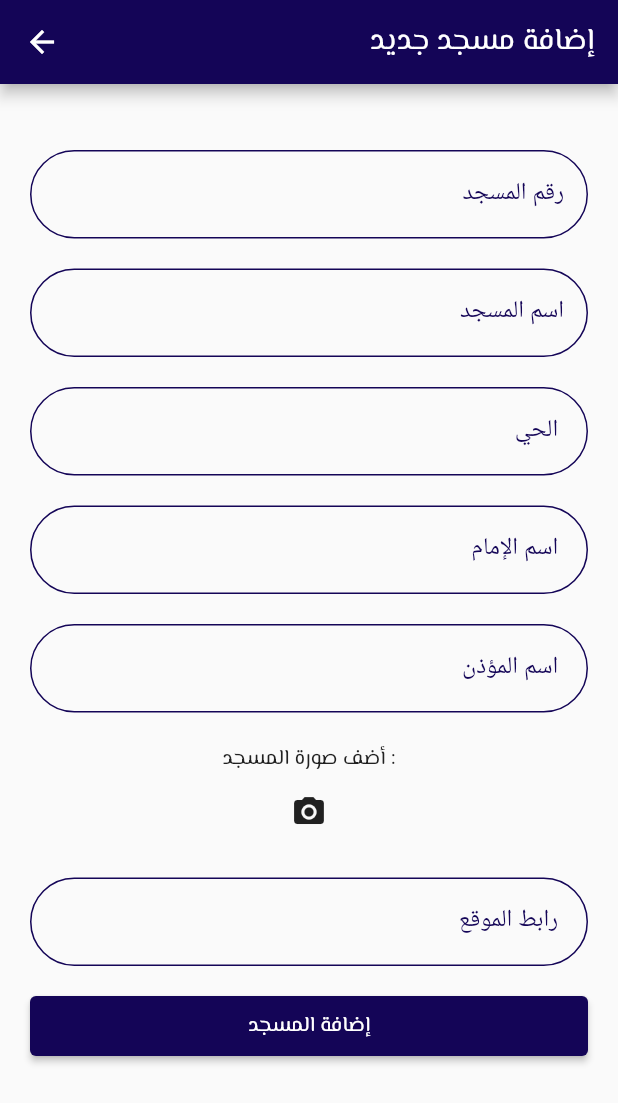
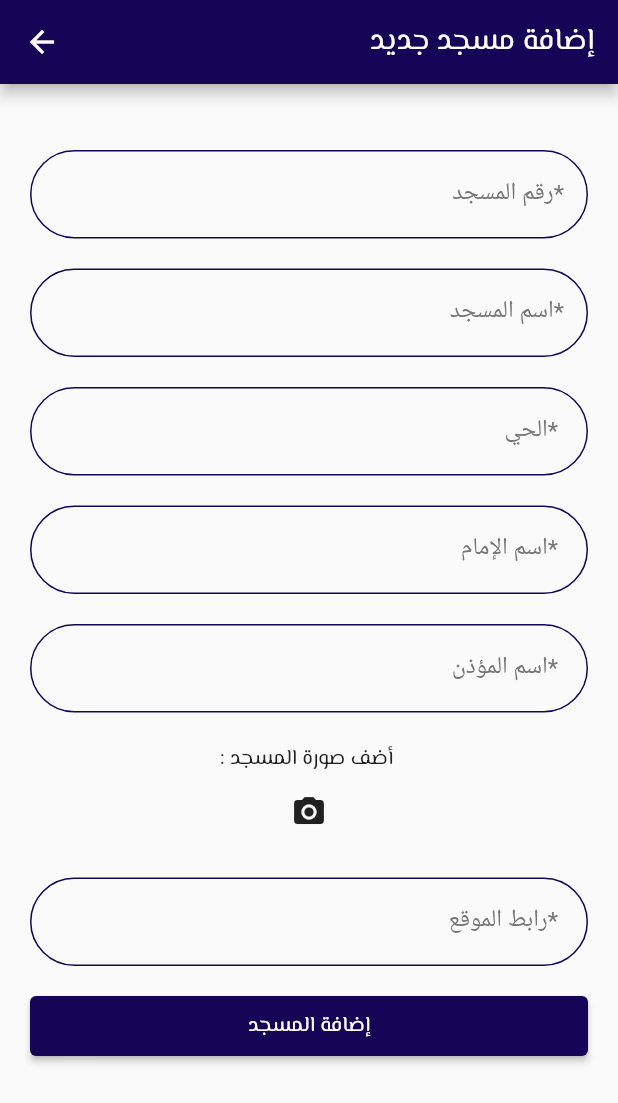
Before and after one commit to NoufAlsadhan/2023-GP1-3, a Flutter app: the AdminPage screen opened directly, after a tap on "إضافة مسجد", on a phone screen of 412 x 824 dp. Shown: the top 1103 px of the screen. Run offline on Flutter 3.47's test engine with Material 2 defaults, Android fonts, the phone set to English and light mode, and no system bars; our stand-ins replace cloud_firestore, firebase_auth, firebase_core, firebase_storage, google_maps_flutter, image_picker and 1 more; missing offline and left inert: flutter_sms; accounts and stored records are empty; network calls fail.

Commit message:
Add Mosque done

```diff
--- a/mehrab/lib/AddMosque.dart
+++ b/mehrab/lib/AddMosque.dart
@@ -34,7 +34,6 @@ class AddMosque extends StatefulWidget {
 
 
 class _AddMosqueState extends State<AddMosque> {
-//Sending sms with creditials
   final _controller = TextEditingController();
 
 
@@ -42,6 +41,8 @@ class _AddMosqueState extends State<AddMosque> {
 void initState() {
     super.initState();
     CollectionReference collectionRef = FirebaseFirestore.instance.collection('Mosque');
+    late Stream<QuerySnapshot> _stream;
+    _stream = collectionRef.snapshots();
     _Mosquenum.text = ''; //1
     _MosqueNameController.text = ''; //2
     _District.text = ''; //3
@@ -51,12 +52,17 @@ void initState() {
   _MosqueImage.text = ''; //7
   }
 
-//collectionRef.add(dataToSave);
+
   bool _visible = false;
+  bool _visible2 = false;
   var numberErrorMessageI = '';
   var ImageErrorMessage='';
+    var UrlErrorMessage='';
+    var MosqueNameErrorMessage='';
   //var validNumErrorMessage ='';
     var validNum = true;
+    var validUrl = true;
+    var validMname = true;
 
 
 
@@ -87,13 +93,7 @@ void initState() {
               backgroundColor: Color.fromARGB(255, 20, 5, 87),
             ),
 
-            /*body: Container(
-              decoration: BoxDecoration(
-                image: DecorationImage(
-                  image: AssetImage("images/background2.jpg"),
-                  fit: BoxFit.cover,
-                ),
-              ), */
+
 //padding: EdgeInsets.symmetric(horizontal: 20, vertical: 15),
                body: Container(
                 //height: 500,
@@ -130,9 +130,9 @@ void initState() {
                                   color: Color.fromARGB(255, 20, 5, 87),
                                   width: 1),
                             ),
-                            labelText: ' رقم المسجد',
+                            labelText: ' *رقم المسجد',
                             labelStyle: TextStyle(
-                              color: Color.fromARGB(255, 20, 5, 87),
+                              color: Colors.grey[600],
                             ),
                           ),
                         ),
@@ -146,16 +146,18 @@ void initState() {
                         textDirection: TextDirection.rtl,
                         child: TextFormField(
                           controller: _MosqueNameController,
+                          onFieldSubmitted: validateMosqueName,
                           decoration: InputDecoration(
+                            errorText: validMname == false ? MosqueNameErrorMessage : null,
                             enabledBorder: OutlineInputBorder(
                               borderRadius: BorderRadius.circular(90.0),
                               borderSide: const BorderSide(
                                   color: Color.fromARGB(255, 20, 5, 87),
                                   width: 1),
                             ),
-                            labelText: ' اسم المسجد',
+                            labelText: ' *اسم المسجد',
                             labelStyle: TextStyle(
-                              color: Color.fromARGB(255, 20, 5, 87),
+                              color: Colors.grey[600],
                             ),
                           ),
                         ),
@@ -178,16 +180,16 @@ void initState() {
                                   color: Color.fromARGB(255, 20, 5, 87),
                                   width: 1),
                             ),
-                            labelText: '  الحي',
+                            labelText: '  *الحي',
                             labelStyle: TextStyle(
-                              color: Color.fromARGB(255, 20, 5, 87),
+                              color: Colors.grey[600],
                             ),
                           ),
                         ),
                       ),
                     ),
 
-                    //const SizedBox(height: 20,),
+
 
                     Container(
                       //height: 100,
@@ -203,9 +205,9 @@ void initState() {
                                   color: Color.fromARGB(255, 20, 5, 87),
                                   width: 1),
                             ),
-                            labelText: '  اسم الإمام',
+                            labelText: '  *اسم الإمام',
                             labelStyle: TextStyle(
-                              color: Color.fromARGB(255, 20, 5, 87),
+                              color: Colors.grey[600],
                             ),
                           ),
                         ),
@@ -226,9 +228,9 @@ void initState() {
                                   color: Color.fromARGB(255, 20, 5, 87),
                                   width: 1),
                             ),
-                            labelText: '  اسم المؤذن',
+                            labelText: '  *اسم المؤذن',
                             labelStyle: TextStyle(
-                              color: Color.fromARGB(255, 20, 5, 87),
+                              color: Colors.grey[600],
                             ),
                           ),
                         ),
@@ -238,17 +240,18 @@ void initState() {
 
                      const SizedBox(height: 20,),
 
+
+
                      Container(
                       padding: const EdgeInsets.fromLTRB(20, 0, 20, 0),
                       child: Directionality(
                         textDirection: TextDirection.rtl,
-                        child : Text(' : أضف صورة المسجد '  ,style: TextStyle(fontFamily: 'Elmessiri'),
+                        child : Text(' أضف صورة المسجد :'  ,style: TextStyle(fontFamily: 'Elmessiri'),
 
                         ),),
                      ),
 
-                     //const SizedBox(height: 20,),
-                     //const SizedBox(height: 20,),
+
 
 
                        Container(
@@ -273,47 +276,30 @@ void initState() {
                                 await referenceImageToUpload.putFile(File(file!.path));
                                 setState(() async {
                                   imageUrl=await referenceImageToUpload.getDownloadURL();
+                                  print(imageUrl);
+
+                                  if(imageUrl.isNotEmpty==true){
+                      _toggle2();
+                     }
 
                                 });
 
                              }catch(error){
-                               //some error occured
+                               //some error
+
                              }
 
 
-                            //print ('$imageUrl lama');
                           },
                            icon: Icon(Icons.camera_alt)),
                       ),
                     ),
 
+                    Visibility(
+                          visible: _visible2,
+                          child: Text('تم إدراج الصورة بنجاح' ,
+                              style: TextStyle(color: Colors.green))),
 
-
-
-
-                      /* Container (
-                        height:300,
-                         //padding: const EdgeInsets.fromLTRB(20, 20, 20, 0),
-                      child: GoogleMap( initialCameraPosition: CameraPosition(
-          target: LatLng(37.42796133580664, -122.085749655962),
-          zoom: 14,
-        ),
-        markers: _markers,
-        onMapCreated: (GoogleMapController controller) {
-          _Loccontroller = controller;
-
-          // Add marker to the map
-          setState(() {
-            _markers.add(
-              Marker(
-                markerId: MarkerId('marker_1'),
-                position: LatLng(37.42796133580664, -122.085749655962),
-                infoWindow: InfoWindow(title: 'Googleplex'),
-              ),
-            );
-          });
-        },
-      ),), */
 
 
 
@@ -323,29 +309,33 @@ void initState() {
                         textDirection: TextDirection.rtl,
                         child: TextFormField(
                           controller: _LocLink,
+                          onFieldSubmitted: validateUrl,
                           decoration: InputDecoration(
+                            errorText: validUrl == false
+                                  ? UrlErrorMessage : null,
                             enabledBorder: OutlineInputBorder(
                               borderRadius: BorderRadius.circular(90.0),
                               borderSide: const BorderSide(
                                   color: Color.fromARGB(255, 20, 5, 87),
                                   width: 1),
                             ),
-                            labelText: '  رابط الموقع',
+                            labelText: '  *رابط الموقع',
                             labelStyle: TextStyle(
-                              color: Color.fromARGB(255, 20, 5, 87),
+                              color: Colors.grey[600],
                             ),
                           ),
                         ),
                       ),
                     ),
 
-
-                    Visibility(
+                       Visibility(
                           visible: _visible,
                           child: Text(' جميع الحقول مطلوبة *',
                               style: TextStyle(color: Colors.red))),
 
-                     // const SizedBox(height: 20,),
+
+
+
 
                     Container(
                           height: 80,
@@ -359,9 +349,11 @@ void initState() {
                                   style: TextStyle(fontFamily: 'Elmessiri')),
                               onPressed: () async {
 
+
+
                                 bool empt = false;
                                 bool falselength = false;
-                                 if (//_Mosquenum.text.isEmpty ||
+                                 if (_Mosquenum.text.isEmpty ||
                                     _MosqueNameController.text.isEmpty ||
                                     _District.text.isEmpty ||
                                     _LocLink.text.isEmpty ||
@@ -379,7 +371,7 @@ void initState() {
                                   _toggle();
                                 }
 
-                                if (//_Mosquenum.text.isNotEmpty &&
+                                if (_Mosquenum.text.isNotEmpty &&
                                     _MosqueNameController.text.isNotEmpty &&
                                     _District.text.isNotEmpty &&
                                     _LocLink.text.isNotEmpty &&
@@ -417,6 +409,10 @@ void initState() {
 
                                   };
 
+                                 var uri= Uri.parse(_LocLink.text);
+                                 print(uri);
+
+
 
                                   showAlertDialog(
                                       context,
@@ -448,19 +444,54 @@ void _toggle() {
     });
   }
 
-/*validateImage(String text) async {
+  void _toggle2() {
+    setState(() {
+      _visible2 = true;
+    });
+  }
+
+
+
+validateUrl(String text) async {
     var v = true;
-    if (text.isNotEmpty) {
+
+      if(!text.startsWith('https://goo.gl/maps')){
       setState(() {
-        validNum = false;
-        ImageErrorMessage = 'تمت إضافة الصورة بنجاح';
+        validUrl = false;
+        UrlErrorMessage = 'الرابط المرفق يجب أن يكون صحيح';
         v = false;
       });
+    } else if (text.startsWith('https://goo.gl/maps')){
+      setState(() {
+      validUrl=true;
+
+    });
     }
-    else{
-      ImageErrorMessage ='قم بإضافة صورة للمسجد';
+
+}//End validate URL
+
+validateMosqueName(String text) async {
+
+    var v = true;
+
+      if(!(text.startsWith('مسجد')) || (!text.startsWith('جامع'))){
+      setState(() {
+        validMname = false;
+        MosqueNameErrorMessage = 'يجب أن يبدأ الاسم بـ : جامع أو مسجد';
+        v = false;
+      });
+    }  if ((text.startsWith('مسجد')) || text.startsWith('جامع')){
+      setState(() {
+        print('hello');
+        validMname=true;
+
+
+    });
     }
-} */
+
+}//End validate Mosque Name
+
+
 
    validateNum(String text) async {
     var v = true;
@@ -490,17 +521,9 @@ print('Document does not exist');
 
     db
         .collection("Mosque").doc(text)
-        //.where(firebase.firestore.FieldPath.documentId(), '==', 'fK3ddutEpD2qQqRMXNW5')
-        //.where( , isEqualTo: text)
         .get()
         .then((querySnapshot) {
-      /* if (querySnapshot.docs.isNotEmpty) {
-        setState(() {
-          validNum = false;
-          numberErrorMessageI = "رقم المسجد مسجَّل مسبقًا";
-          v = false;
-        });
-      } */
+
     });
 
 
@@ -586,19 +609,6 @@ print('Document does not exist');
         .set(MosqueData)
         .onError((e, _) => print("Error writing document: $e"));
 
-
-        db
-        .collection('Mosque')
-        //.doc(_Mosquenum)
-        .doc()
-        .set(MosqueData)
-        .onError((e, _) => print("Error writing document: $e"));
-
-
-
-
       }
 
- // setState(String? Function() param0) {}
-
 }
```
